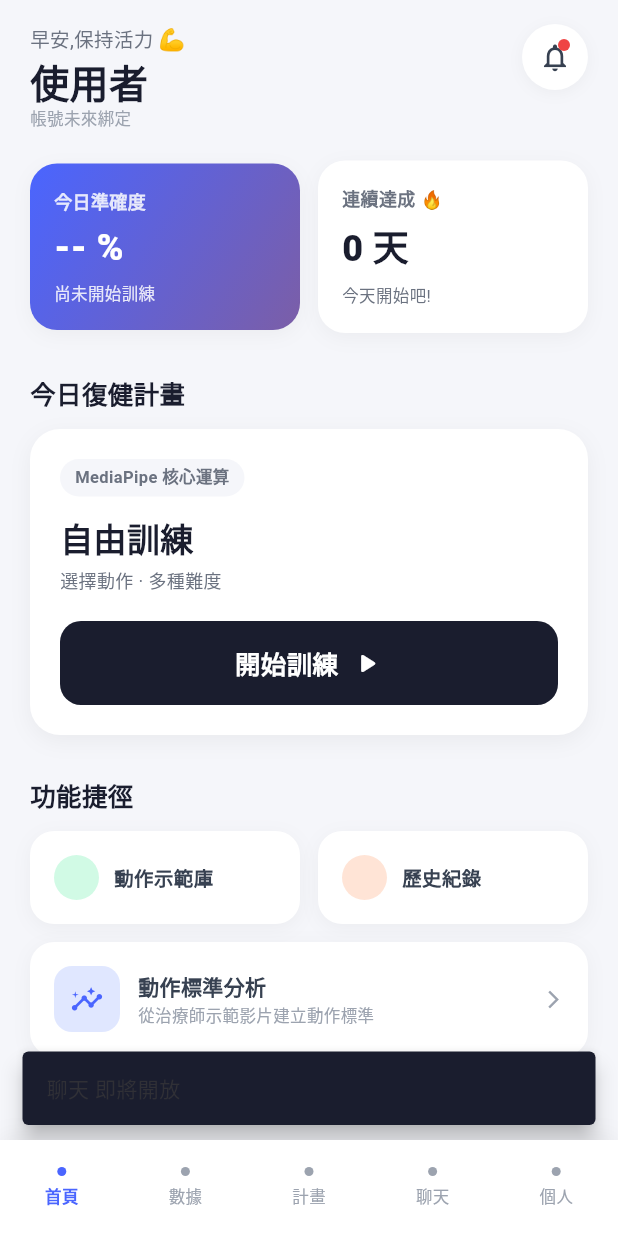
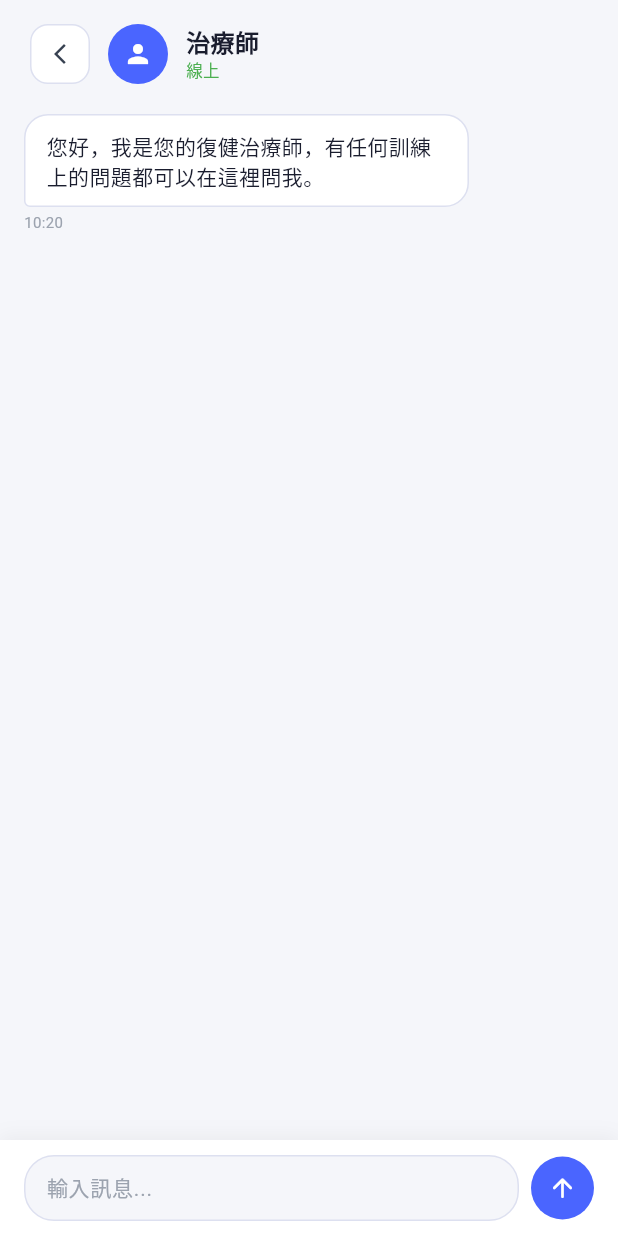
Before and after one commit to Yang20040522/tkuim_project, a Flutter app: the screen it shows after launch, item 2 of the bottom bar chosen, after a tap on "計畫", after a tap on "聊天", on a phone screen of 412 x 824 dp. Run offline on Flutter 3.47's test engine with Material 3 defaults, Android fonts, the light colour scheme and no system bars; our stand-ins replace audioplayers, camera, file_picker, flutter_tts, shared_preferences, video_player; missing offline and left inert: flutter_inappwebview, model_viewer_plus, onnxruntime_v2, video_thumbnail.

Commit message:
復健計畫目前要做完動作才會顯示該動作完成，聊天區塊先放了個UI空殼

```diff
--- /dev/null
+++ b/lib/features/chat/chat_screen.dart
@@ -0,0 +1,253 @@
+import 'package:flutter/material.dart';
+
+enum ChatSender { me, therapist }
+
+class ChatMessage {
+  final String text;
+  final ChatSender sender;
+  final DateTime time;
+
+  ChatMessage({required this.text, required this.sender, required this.time});
+}
+
+class ChatScreen extends StatefulWidget {
+  const ChatScreen({super.key});
+
+  @override
+  State<ChatScreen> createState() => _ChatScreenState();
+}
+
+class _ChatScreenState extends State<ChatScreen> {
+  final TextEditingController _inputController = TextEditingController();
+  final ScrollController _scrollController = ScrollController();
+
+  // 先用假資料撐畫面,之後接真人/AI 只要換這裡的來源
+  final List<ChatMessage> _messages = [
+    ChatMessage(
+      text: '您好，我是您的復健治療師，有任何訓練上的問題都可以在這裡問我。',
+      sender: ChatSender.therapist,
+      time: DateTime.now().subtract(const Duration(minutes: 10)),
+    ),
+  ];
+
+  @override
+  void dispose() {
+    _inputController.dispose();
+    _scrollController.dispose();
+    super.dispose();
+  }
+
+  void _sendMessage() {
+    final text = _inputController.text.trim();
+    if (text.isEmpty) return;
+
+    setState(() {
+      _messages.add(ChatMessage(text: text, sender: ChatSender.me, time: DateTime.now()));
+    });
+    _inputController.clear();
+
+    // TODO: 之後接真人治療師 或 AI 回覆邏輯就寫在這裡
+    // 例如: await chatRepository.sendMessage(text);
+
+    _scrollToBottom();
+  }
+
+  void _scrollToBottom() {
+    WidgetsBinding.instance.addPostFrameCallback((_) {
+      if (_scrollController.hasClients) {
+        _scrollController.animateTo(
+          _scrollController.position.maxScrollExtent,
+          duration: const Duration(milliseconds: 250),
+          curve: Curves.easeOut,
+        );
+      }
+    });
+  }
+
+  @override
+  Widget build(BuildContext context) {
+    return Scaffold(
+      backgroundColor: const Color(0xFFF5F6FA),
+      body: SafeArea(
+        child: Column(
+          children: [
+            _buildTopBar(),
+            Expanded(child: _buildMessageList()),
+            _buildInputBar(),
+          ],
+        ),
+      ),
+    );
+  }
+
+  Widget _buildTopBar() {
+    return Padding(
+      padding: const EdgeInsets.fromLTRB(20, 16, 20, 8),
+      child: Row(
+        children: [
+          GestureDetector(
+            onTap: () => Navigator.of(context).pop(),
+            child: Container(
+              width: 40,
+              height: 40,
+              decoration: BoxDecoration(
+                color: Colors.white,
+                borderRadius: BorderRadius.circular(12),
+                border: Border.all(color: const Color(0xFFDDE0F0)),
+              ),
+              child: const Icon(Icons.arrow_back_ios_new,
+                  color: Color(0xFF374151), size: 16),
+            ),
+          ),
+          const SizedBox(width: 12),
+          Container(
+            width: 40,
+            height: 40,
+            decoration: const BoxDecoration(
+              color: Color(0xFF4A65FF),
+              shape: BoxShape.circle,
+            ),
+            child: const Icon(Icons.person, color: Colors.white, size: 20),
+          ),
+          const SizedBox(width: 12),
+          const Expanded(
+            child: Column(
+              crossAxisAlignment: CrossAxisAlignment.start,
+              children: [
+                Text(
+                  '治療師',
+                  style: TextStyle(
+                    color: Color(0xFF1A1D2E),
+                    fontSize: 16,
+                    fontWeight: FontWeight.w800,
+                  ),
+                ),
+                Text(
+                  '線上',
+                  style: TextStyle(color: Color(0xFF4CAF50), fontSize: 11),
+                ),
+              ],
+            ),
+          ),
+        ],
+      ),
+    );
+  }
+
+  Widget _buildMessageList() {
+    return ListView.builder(
+      controller: _scrollController,
+      padding: const EdgeInsets.fromLTRB(16, 8, 16, 16),
+      itemCount: _messages.length,
+      itemBuilder: (_, i) => _buildBubble(_messages[i]),
+    );
+  }
+
+  Widget _buildBubble(ChatMessage msg) {
+    final isMe = msg.sender == ChatSender.me;
+    final timeText =
+        '${msg.time.hour.toString().padLeft(2, '0')}:${msg.time.minute.toString().padLeft(2, '0')}';
+
+    return Align(
+      alignment: isMe ? Alignment.centerRight : Alignment.centerLeft,
+      child: Container(
+        margin: const EdgeInsets.symmetric(vertical: 4),
+        constraints: BoxConstraints(
+          maxWidth: MediaQuery.of(context).size.width * 0.72,
+        ),
+        child: Column(
+          crossAxisAlignment:
+              isMe ? CrossAxisAlignment.end : CrossAxisAlignment.start,
+          children: [
+            Container(
+              padding: const EdgeInsets.symmetric(horizontal: 14, vertical: 10),
+              decoration: BoxDecoration(
+                color: isMe ? const Color(0xFF4A65FF) : Colors.white,
+                borderRadius: BorderRadius.only(
+                  topLeft: const Radius.circular(16),
+                  topRight: const Radius.circular(16),
+                  bottomLeft: Radius.circular(isMe ? 16 : 4),
+                  bottomRight: Radius.circular(isMe ? 4 : 16),
+                ),
+                border: isMe ? null : Border.all(color: const Color(0xFFDDE0F0)),
+              ),
+              child: Text(
+                msg.text,
+                style: TextStyle(
+                  color: isMe ? Colors.white : const Color(0xFF1A1D2E),
+                  fontSize: 14,
+                ),
+              ),
+            ),
+            const SizedBox(height: 3),
+            Text(
+              timeText,
+              style: const TextStyle(color: Color(0xFF9CA3AF), fontSize: 10),
+            ),
+          ],
+        ),
+      ),
+    );
+  }
+
+  Widget _buildInputBar() {
+    return Container(
+      padding: const EdgeInsets.fromLTRB(16, 10, 16, 10),
+      decoration: BoxDecoration(
+        color: Colors.white,
+        boxShadow: [
+          BoxShadow(
+            color: Colors.black.withValues(alpha: 0.05),
+            blurRadius: 10,
+            offset: const Offset(0, -2),
+          ),
+        ],
+      ),
+      child: SafeArea(
+        top: false,
+        child: Row(
+          children: [
+            Expanded(
+              child: Container(
+                padding: const EdgeInsets.symmetric(horizontal: 14),
+                decoration: BoxDecoration(
+                  color: const Color(0xFFF5F6FA),
+                  borderRadius: BorderRadius.circular(20),
+                  border: Border.all(color: const Color(0xFFDDE0F0)),
+                ),
+                child: TextField(
+                  controller: _inputController,
+                  minLines: 1,
+                  maxLines: 4,
+                  decoration: const InputDecoration(
+                    hintText: '輸入訊息...',
+                    hintStyle: TextStyle(color: Color(0xFF9CA3AF), fontSize: 14),
+                    border: InputBorder.none,
+                    isDense: true,
+                    contentPadding: EdgeInsets.symmetric(vertical: 10),
+                  ),
+                  style: const TextStyle(fontSize: 14, color: Color(0xFF1A1D2E)),
+                  onSubmitted: (_) => _sendMessage(),
+                ),
+              ),
+            ),
+            const SizedBox(width: 8),
+            GestureDetector(
+              onTap: _sendMessage,
+              child: Container(
+                width: 42,
+                height: 42,
+                decoration: const BoxDecoration(
+                  color: Color(0xFF4A65FF),
+                  shape: BoxShape.circle,
+                ),
+                child: const Icon(Icons.arrow_upward_rounded,
+                    color: Colors.white, size: 20),
+              ),
+            ),
+          ],
+        ),
+      ),
+    );
+  }
+}
--- a/lib/features/home/home_screen.dart
+++ b/lib/features/home/home_screen.dart
@@ -12,6 +12,7 @@ import '../training/action_list_screen.dart';
 import '../demo/demo_library_screen.dart';   // ← 新增
 import '../plan/plan_screen.dart';
 import '../demo/standard_analysis_screen.dart';
+import '../chat/chat_screen.dart';
 
 class HomeScreen extends StatefulWidget {
   const HomeScreen({super.key});
@@ -551,9 +552,11 @@ class _HomeScreenState extends State<HomeScreen>
                 ),
               ),
               _NavItem(
-                  label: '聊天',                     // ✅ 新增
-                  isActive: false,
-                  onTap: () => _comingSoon('聊天')),  // 先不接畫面
+                label: '聊天',
+                isActive: false,
+                onTap: () => Navigator.of(context).push(
+                  MaterialPageRoute(builder: (_) => const ChatScreen()),
+                )),
               _NavItem(
                   label: '個人',
                   isActive: false,
--- a/lib/features/rehab/body_training_screen.dart
+++ b/lib/features/rehab/body_training_screen.dart
@@ -33,6 +33,7 @@ import '../../actions/raise_both_arms_action.dart';
 import '../../actions/elbow_forward_action.dart';
 import '../../actions/sit_to_stand_action.dart';
 import '../../actions/lateral_step_action.dart';
+import '../../features/plan/plan_repository.dart';
 
 // 達標下限:當前難度做 ≥ 3 下,按結束才會存紀錄
 const int _kMinRepsToSave = 3;
@@ -314,6 +315,9 @@ class _BodyTrainingScreenState extends State<BodyTrainingScreen> {
     if (_currentLevelReps >= _kMinRepsToSave) {
       _saveCurrentLevelRecord();
     }
+
+    // ✅ 新增
+    await markPlanItemDoneByActionName(widget.trainingActionMeta?.name ?? widget.action.title);
 
     final durationSeconds =
         DateTime.now().difference(_sessionStart).inSeconds;
```
Also changed, not shown: lib/features/plan/plan_repository.dart (+34 -0 lines), lib/features/plan/plan_screen.dart (+84 -23 lines), lib/features/rehab/training_screen.dart (+7 -0 lines).
